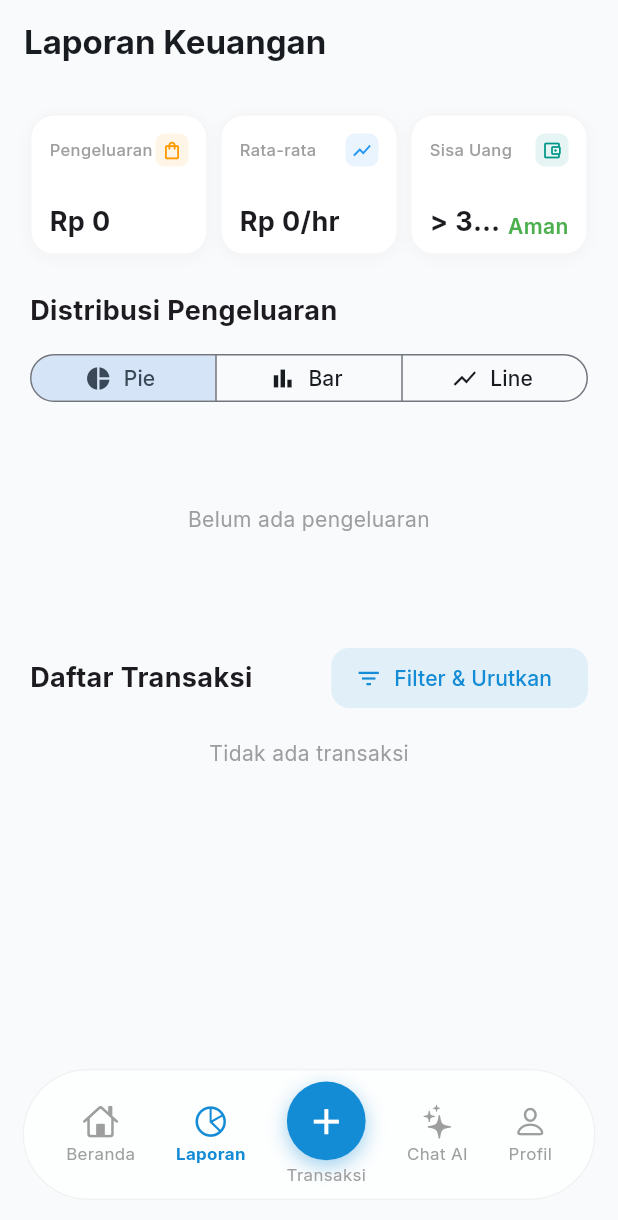
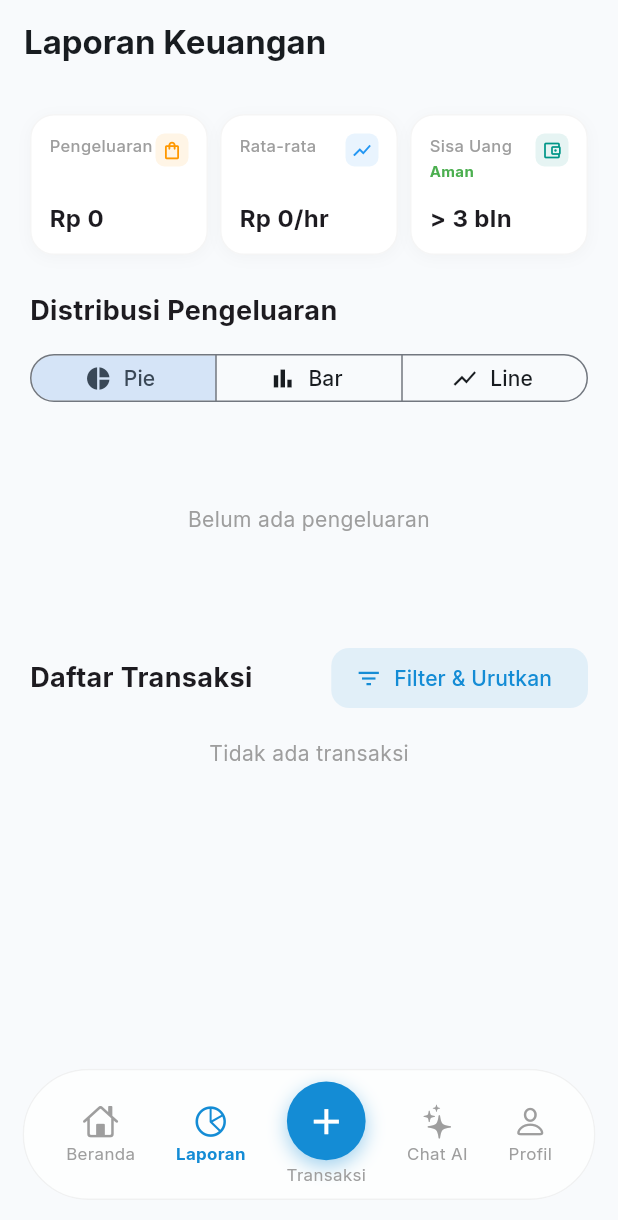
Before and after one commit to rafrusth/budgetKos_KB, a Flutter app: the ReportsPage screen opened by its route, on a phone screen of 412 x 824 dp. Shown: the top 1220 px of the screen. Run offline on Flutter 3.47's test engine with Material 3 defaults, Android fonts, the phone set to English and light mode, and no system bars; drawn by our look-alikes of toastification; our stand-ins replace connectivity_plus, dio, equatable, fl_chart, flutter_bloc, flutter_dotenv and 9 more; missing offline and left inert: window_manager; accounts and stored records are empty; network calls fail; statements that could not run were skipped.

Commit message:
feat: implement mobile ui layout fixes and close window interceptor

```diff
--- a/frontend/lib/features/dashboard/presentation/widgets/dashboard_charts.dart
+++ b/frontend/lib/features/dashboard/presentation/widgets/dashboard_charts.dart
@@ -59,10 +59,12 @@ class DashboardCharts extends StatelessWidget {
                 width: MediaQuery.of(context).size.width - 48,
                 child: _buildChartCard(theme, isDark, state, ChartFilterType.income, state.totalIncome, true, false, isDesktop: isDesktop),
               ),
+              const SizedBox(width: 16),
               SizedBox(
                 width: MediaQuery.of(context).size.width - 48,
                 child: _buildChartCard(theme, isDark, state, ChartFilterType.expense, state.totalExpense, false, false, isDesktop: isDesktop),
               ),
+              const SizedBox(width: 16),
               SizedBox(
                 width: MediaQuery.of(context).size.width - 48,
                 child: _buildChartCard(theme, isDark, state, ChartFilterType.balance, state.balance, false, true, isDesktop: isDesktop),
@@ -241,7 +243,7 @@ class DashboardCharts extends StatelessWidget {
     );
 
     return Container(
-      margin: EdgeInsets.only(left: (isFirst && !isDesktop) ? 24 : (isDesktop ? 0 : 8), right: (isLast && !isDesktop) ? 24 : (isDesktop ? 0 : 8)),
+      margin: EdgeInsets.zero,
       padding: const EdgeInsets.all(20),
       decoration: BoxDecoration(
         color: theme.cardColor,
--- a/frontend/lib/features/reports/presentation/pages/reports_page.dart
+++ b/frontend/lib/features/reports/presentation/pages/reports_page.dart
@@ -810,7 +810,7 @@ class _ReportsPageState extends State<ReportsPage> {
       return Expanded(
         child: Container(
           height: 94,
-          padding: const EdgeInsets.only(left: 12, top: 12, right: 12, bottom: 8),
+          padding: const EdgeInsets.only(left: 12, top: 12, right: 12, bottom: 12),
           decoration: BoxDecoration(
             color: theme.cardColor,
             borderRadius: BorderRadius.circular(16),
@@ -825,8 +825,28 @@ class _ReportsPageState extends State<ReportsPage> {
             children: [
               Row(
                 mainAxisAlignment: MainAxisAlignment.spaceBetween,
+                crossAxisAlignment: CrossAxisAlignment.start,
                 children: [
-                  Expanded(child: Text(title, style: const TextStyle(fontSize: 11, color: Colors.grey, fontWeight: FontWeight.w500), overflow: TextOverflow.ellipsis)),
+                  Expanded(
+                    child: Column(
+                      crossAxisAlignment: CrossAxisAlignment.start,
+                      children: [
+                        Text(title, style: const TextStyle(fontSize: 11, color: Colors.grey, fontWeight: FontWeight.w500), overflow: TextOverflow.ellipsis),
+                        if (trendText != null)
+                          Padding(
+                            padding: const EdgeInsets.only(top: 2),
+                            child: Text(
+                              trendText,
+                              style: TextStyle(
+                                fontSize: 10,
+                                color: trendText.contains('Bahaya') || trendText.contains('Hari') && isDanger ? Colors.red : Colors.green,
+                                fontWeight: FontWeight.bold
+                              )
+                            ),
+                          ),
+                      ],
+                    ),
+                  ),
                   Container(
                     padding: const EdgeInsets.all(4),
                     decoration: BoxDecoration(color: color.withValues(alpha: 0.1), borderRadius: BorderRadius.circular(6)),
@@ -834,19 +854,10 @@ class _ReportsPageState extends State<ReportsPage> {
                   )
                 ],
               ),
-              Row(
-                mainAxisAlignment: MainAxisAlignment.spaceBetween,
-                crossAxisAlignment: CrossAxisAlignment.end,
-                children: [
-                  Expanded(
-                    child: Text(value, style: const TextStyle(fontSize: 18, fontWeight: FontWeight.bold), overflow: TextOverflow.ellipsis),
-                  ),
-                  if (trendText != null)
-                    Padding(
-                      padding: const EdgeInsets.only(left: 4),
-                      child: Text(trendText, style: TextStyle(fontSize: 14, color: trendText.contains('Bahaya') || trendText.contains('Hari') && isDanger ? Colors.red : Colors.green, fontWeight: FontWeight.w600)),
-                    ),
-                ],
+              FittedBox(
+                fit: BoxFit.scaleDown,
+                alignment: Alignment.centerLeft,
+                child: Text(value, style: const TextStyle(fontSize: 16, fontWeight: FontWeight.bold)),
               ),
             ],
           ),
```
Also changed, not shown: frontend/lib/core/widgets/custom_title_bar.dart (+46 -0 lines), frontend/lib/main.dart (+22 -0 lines).
